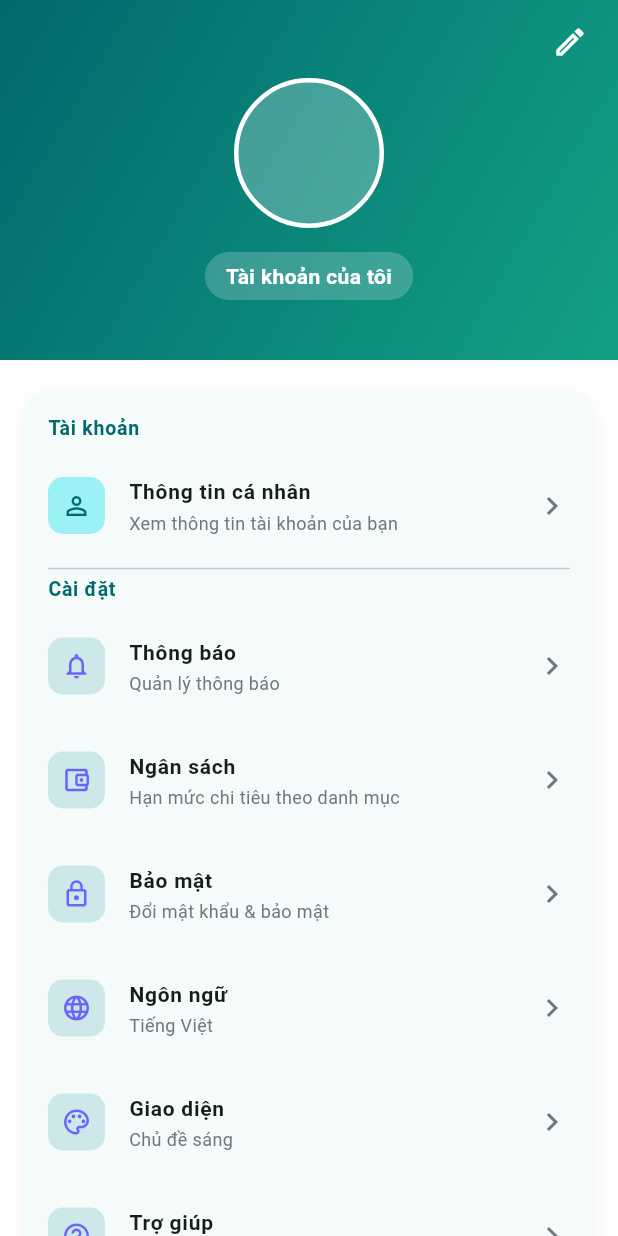
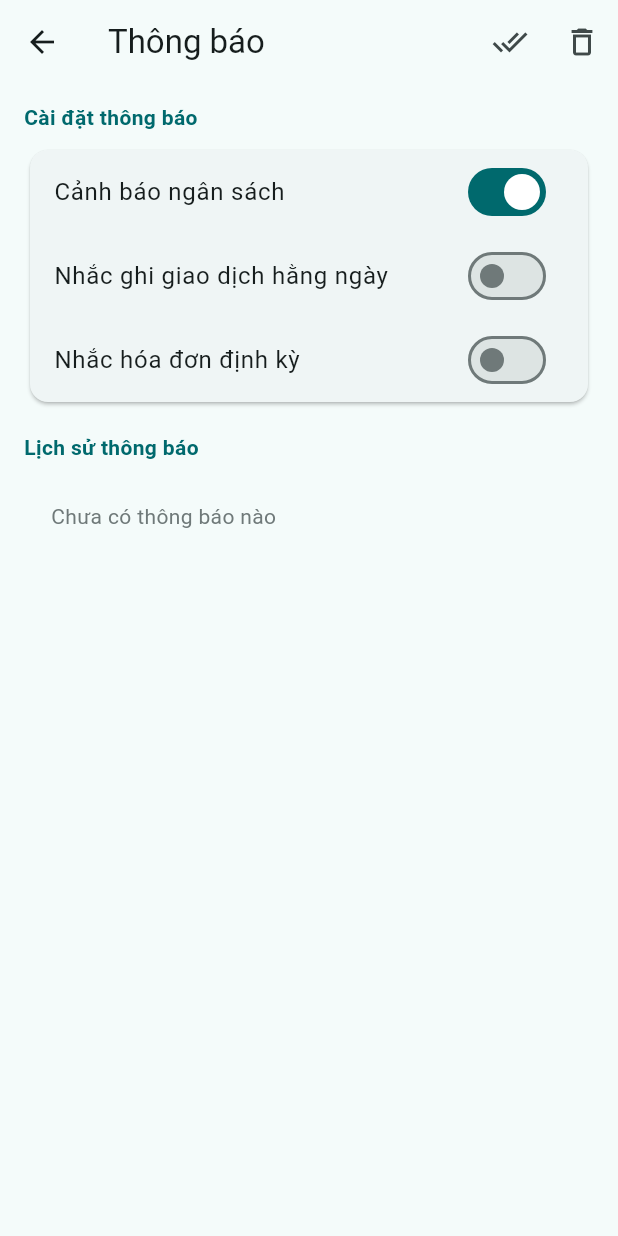
Before and after one commit to Haidp2005/G13Money, a Flutter app: the _ProfileView screen opened directly with empty values, after a tap on "Thông báo", on a phone screen of 412 x 824 dp. Run offline on Flutter 3.47's test engine with Material 3 defaults, Android fonts, the phone set to English and light mode, and no system bars; our stand-ins replace fl_chart; accounts and stored records are empty.

Commit message:
Thêm hệ thống thông báo in-app và cảnh báo ngân sách

```diff
--- a/lib/app/routes.dart
+++ b/lib/app/routes.dart
@@ -3,6 +3,7 @@ import 'package:flutter/material.dart';
 import '../features/accounts/ui/accounts_page.dart';
 import '../features/accounts/ui/change_password_page.dart';
 import '../features/accounts/ui/edit_profile_page.dart';
+import '../features/accounts/ui/notifications_page.dart';
 import '../features/budgets/ui/budgets_page.dart';
 import '../features/auth/ui/login_page.dart';
 import '../features/shared/ui/main_shell_page.dart';
@@ -13,6 +14,7 @@ abstract final class AppRoutes {
   static const String profile = '/profile';
   static const String editProfile = '/edit-profile';
   static const String changePassword = '/change-password';
+  static const String notifications = '/notifications';
   static const String budgets = '/budgets';
 
   static final Map<String, WidgetBuilder> map = {
@@ -25,6 +27,7 @@ abstract final class AppRoutes {
     profile: (context) => const ProfilePage(),
     editProfile: (context) => const EditProfilePage(),
     changePassword: (context) => const ChangePasswordPage(),
+    notifications: (context) => const NotificationsPage(),
     budgets: (context) => const BudgetsPage(),
   };
 }
--- /dev/null
+++ b/lib/core/models/app_notification.dart
@@ -0,0 +1,42 @@
+enum AppNotificationType {
+  budgetWarning,
+  budgetExceeded,
+  reminder,
+  system,
+}
+
+class AppNotification {
+  final String id;
+  final String title;
+  final String message;
+  final DateTime createdAt;
+  final bool isRead;
+  final AppNotificationType type;
+
+  const AppNotification({
+    required this.id,
+    required this.title,
+    required this.message,
+    required this.createdAt,
+    required this.isRead,
+    required this.type,
+  });
+
+  AppNotification copyWith({
+    String? id,
+    String? title,
+    String? message,
+    DateTime? createdAt,
+    bool? isRead,
+    AppNotificationType? type,
+  }) {
+    return AppNotification(
+      id: id ?? this.id,
+      title: title ?? this.title,
+      message: message ?? this.message,
+      createdAt: createdAt ?? this.createdAt,
+      isRead: isRead ?? this.isRead,
+      type: type ?? this.type,
+    );
+  }
+}
--- /dev/null
+++ b/lib/core/services/notification_service.dart
@@ -0,0 +1,88 @@
+import 'package:flutter/foundation.dart';
+
+import '../models/app_notification.dart';
+
+class NotificationPreferences {
+  final bool budgetAlerts;
+  final bool dailyReminder;
+  final bool billReminder;
+
+  const NotificationPreferences({
+    required this.budgetAlerts,
+    required this.dailyReminder,
+    required this.billReminder,
+  });
+
+  NotificationPreferences copyWith({
+    bool? budgetAlerts,
+    bool? dailyReminder,
+    bool? billReminder,
+  }) {
+    return NotificationPreferences(
+      budgetAlerts: budgetAlerts ?? this.budgetAlerts,
+      dailyReminder: dailyReminder ?? this.dailyReminder,
+      billReminder: billReminder ?? this.billReminder,
+    );
+  }
+}
+
+class NotificationService {
+  static final ValueNotifier<NotificationPreferences> preferences =
+      ValueNotifier(
+    const NotificationPreferences(
+      budgetAlerts: true,
+      dailyReminder: false,
+      billReminder: false,
+    ),
+  );
+
+  static final ValueNotifier<List<AppNotification>> notifications =
+      ValueNotifier(const []);
+
+  static final Set<String> _uniqueKeys = <String>{};
+
+  static int get unreadCount =>
+      notifications.value.where((item) => !item.isRead).length;
+
+  static void add(AppNotification notification) {
+    notifications.value = [notification, ...notifications.value];
+  }
+
+  static void addUnique({
+    required String uniqueKey,
+    required AppNotification notification,
+  }) {
+    if (_uniqueKeys.contains(uniqueKey)) return;
+    _uniqueKeys.add(uniqueKey);
+    add(notification);
+  }
+
+  static void markAsRead(String id) {
+    notifications.value = notifications.value
+        .map((item) => item.id == id ? item.copyWith(isRead: true) : item)
+        .toList(growable: false);
+  }
+
+  static void markAllAsRead() {
+    notifications.value = notifications.value
+        .map((item) => item.copyWith(isRead: true))
+        .toList(growable: false);
+  }
+
+  static void clearAll() {
+    notifications.value = const [];
+    _uniqueKeys.clear();
+  }
+
+  static void setBudgetAlerts(bool value) {
+    preferences.value = preferences.value.copyWith(budgetAlerts: value);
+  }
+
+  static void setDailyReminder(bool value) {
+    preferences.value = preferences.value.copyWith(dailyReminder: value);
+  }
+
+  static void setBillReminder(bool value) {
+    preferences.value = preferences.value.copyWith(billReminder: value);
+  }
+}
--- a/lib/features/accounts/ui/accounts_page.dart
+++ b/lib/features/accounts/ui/accounts_page.dart
@@ -381,6 +381,8 @@ class _MenuCard extends StatelessWidget {
                     AppRoutes.home,
                     arguments: 3,
                   );
+                } else if (item.icon == Icons.notifications_outlined) {
+                  Navigator.pushNamed(context, AppRoutes.notifications);
                 } else if (item.icon == Icons.lock_outline) {
                   Navigator.pushNamed(context, AppRoutes.changePassword);
                 } else if (item.icon == Icons.language_outlined) {
--- /dev/null
+++ b/lib/features/accounts/ui/notifications_page.dart
@@ -0,0 +1,162 @@
+import 'package:flutter/material.dart';
+
+import '../../../core/models/app_notification.dart';
+import '../../../core/services/language_service.dart';
+import '../../../core/services/notification_service.dart';
+
+class NotificationsPage extends StatelessWidget {
+  const NotificationsPage({super.key});
+
+  @override
+  Widget build(BuildContext context) {
+    final scheme = Theme.of(context).colorScheme;
+
+    return Scaffold(
+      appBar: AppBar(
+        title: Text(LanguageService.tr(vi: 'Thông báo', en: 'Notifications')),
+        actions: [
+          IconButton(
+            tooltip: LanguageService.tr(vi: 'Đánh dấu đã đọc', en: 'Mark all read'),
+            onPressed: NotificationService.markAllAsRead,
+            icon: const Icon(Icons.done_all),
+          ),
+          IconButton(
+            tooltip: LanguageService.tr(vi: 'Xóa tất cả', en: 'Clear all'),
+            onPressed: NotificationService.clearAll,
+            icon: const Icon(Icons.delete_outline),
+          ),
+        ],
+      ),
+      body: ValueListenableBuilder<NotificationPreferences>(
+        valueListenable: NotificationService.preferences,
+        builder: (context, prefs, _) {
+          return ValueListenableBuilder<List<AppNotification>>(
+            valueListenable: NotificationService.notifications,
+            builder: (context, items, __) {
+              return ListView(
+                padding: const EdgeInsets.fromLTRB(16, 12, 16, 24),
+                children: [
+                  Text(
+                    LanguageService.tr(vi: 'Cài đặt thông báo', en: 'Notification settings'),
+                    style: TextStyle(
+                      fontSize: 14,
+                      fontWeight: FontWeight.w700,
+                      color: scheme.primary,
+                    ),
+                  ),
+                  const SizedBox(height: 8),
+                  Card(
+                    child: Column(
+                      children: [
+                        SwitchListTile(
+                          value: prefs.budgetAlerts,
+                          onChanged: NotificationService.setBudgetAlerts,
+                          title: Text(
+                            LanguageService.tr(
+                              vi: 'Cảnh báo ngân sách',
+                              en: 'Budget alerts',
+                            ),
+                          ),
+                        ),
+                        SwitchListTile(
+                          value: prefs.dailyReminder,
+                          onChanged: NotificationService.setDailyReminder,
+                          title: Text(
+                            LanguageService.tr(
+                              vi: 'Nhắc ghi giao dịch hằng ngày',
+                              en: 'Daily transaction reminder',
+                            ),
+                          ),
+                        ),
+                        SwitchListTile(
+                          value: prefs.billReminder,
+                          onChanged: NotificationService.setBillReminder,
+                          title: Text(
+                            LanguageService.tr(
+                              vi: 'Nhắc hóa đơn định kỳ',
+                              en: 'Recurring bill reminders',
+                            ),
+                          ),
+                        ),
+                      ],
+                    ),
+                  ),
+                  const SizedBox(height: 16),
+                  Text(
+                    LanguageService.tr(vi: 'Lịch sử thông báo', en: 'Notification history'),
+                    style: TextStyle(
+                      fontSize: 14,
+                      fontWeight: FontWeight.w700,
+                      color: scheme.primary,
+                    ),
+                  ),
+                  const SizedBox(height: 8),
+                  if (items.isEmpty)
+                    Container(
+                      padding: const EdgeInsets.all(18),
+                      decoration: BoxDecoration(
+                        color: scheme.surface,
+                        borderRadius: BorderRadius.circular(12),
+                      ),
+                      child: Text(
+                        LanguageService.tr(
+                          vi: 'Chưa có thông báo nào',
+                          en: 'No notifications yet',
+                        ),
+                        style: TextStyle(color: scheme.outline),
+                      ),
+                    )
+                  else
+                    ...items.map((item) {
+                      return Card(
+                        child: ListTile(
+                          onTap: () => NotificationService.markAsRead(item.id),
+                          leading: Icon(
+                            _iconFor(item.type),
+                            color: item.isRead ? scheme.outline : scheme.primary,
+                          ),
+                          title: Text(
+                            item.title,
+                            style: TextStyle(
+                              fontWeight: item.isRead ? FontWeight.w500 : FontWeight.w700,
+                            ),
+                          ),
+                          subtitle: Text(item.message),
+                          trailing: Text(
+                            _timeLabel(item.createdAt),
+                            style: TextStyle(fontSize: 12, color: scheme.outline),
+                          ),
+                        ),
+                      );
+                    }),
+                ],
+              );
+            },
+          );
+        },
+      ),
+    );
+  }
+
+  IconData _iconFor(AppNotificationType type) {
+    switch (type) {
+      case AppNotificationType.budgetExceeded:
+        return Icons.warning_amber_rounded;
+      case AppNotificationType.budgetWarning:
+        return Icons.notifications_active_outlined;
+      case AppNotificationType.reminder:
+        return Icons.alarm_outlined;
+      case AppNotificationType.system:
+        return Icons.info_outline;
+    }
+  }
+
+  String _timeLabel(DateTime dt) {
+    final now = DateTime.now();
+    final diff = now.difference(dt);
+    if (diff.inMinutes < 1) return 'now';
+    if (diff.inMinutes < 60) return '${diff.inMinutes}m';
+    if (diff.inHours < 24) return '${diff.inHours}h';
+    return '${diff.inDays}d';
+  }
+}
```
Also changed, not shown: lib/features/budgets/ui/budgets_page.dart (+57 -0 lines).
